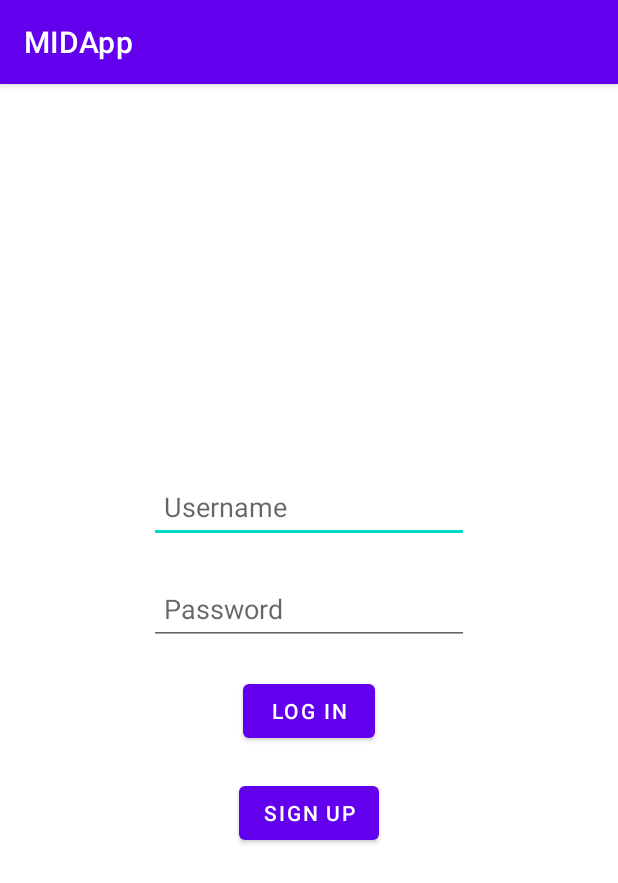
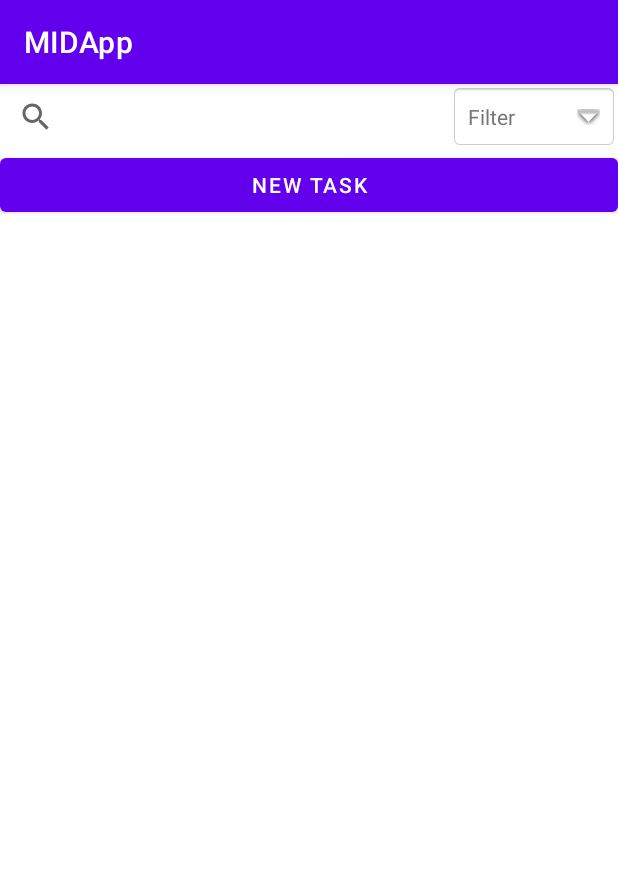
Before and after one commit to BoasG/MIDApp, an Android app: the screen it shows after launch (LoginActivity before the commit, TaskActivity after it), on a phone screen of 412 x 824 dp. Shown: the top 883 px of the screen. Run offline under Robolectric (Android 15) with nearby library versions, the phone set to English and light mode, and no system bars.

```diff
--- a/app/src/main/AndroidManifest.xml
+++ b/app/src/main/AndroidManifest.xml
@@ -10,10 +10,13 @@
         android:supportsRtl="true"
         android:theme="@style/Theme.MIDApp">
         <activity
+            android:name=".LoginActivity"
+            android:exported="true" />
+        <activity
             android:name=".MainActivity"
             android:exported="true" />
         <activity
-            android:name=".LoginActivity"
+            android:name=".TaskActivity"
             android:exported="true">
             <intent-filter>
                 <action android:name="android.intent.action.MAIN" />
--- /dev/null
+++ b/app/src/main/java/is/hi/midapp/TaskActivity.java
@@ -0,0 +1,112 @@
+package is.hi.midapp;
+
+import android.content.DialogInterface;
+import android.os.Bundle;
+import android.view.View;
+import android.widget.TextView;
+
+import androidx.appcompat.app.AlertDialog;
+import androidx.appcompat.app.AppCompatActivity;
+
+import java.util.ArrayList;
+import java.util.Collections;
+
+public class TaskActivity extends AppCompatActivity {
+
+    // initialize variables
+    TextView textView;
+    boolean[] selectedLanguage;
+    ArrayList<Integer> langList = new ArrayList<>();
+    String[] langArray = {"Priority", "Household chores", "Training and Competition", "Schoolwork", "Work", "Hobbies","Self Care","Family","Friends","Not Started","In progress", "Completed"};
+
+    @Override
+    protected void onCreate(Bundle savedInstanceState) {
+        super.onCreate(savedInstanceState);
+        setContentView(R.layout.activity_task);
+
+        // assign variable
+        textView = findViewById(R.id.filter);
+
+        // initialize selected language array
+        selectedLanguage = new boolean[langArray.length];
+
+        textView.setOnClickListener(new View.OnClickListener() {
+            @Override
+            public void onClick(View view) {
+
+                // Initialize alert dialog
+                AlertDialog.Builder builder = new AlertDialog.Builder(TaskActivity.this);
+
+                // set title
+                builder.setTitle("Select Filters");
+
+                // set dialog non cancelable
+                builder.setCancelable(false);
+
+                builder.setMultiChoiceItems(langArray, selectedLanguage, new DialogInterface.OnMultiChoiceClickListener() {
+                    @Override
+                    public void onClick(DialogInterface dialogInterface, int i, boolean b) {
+                        // check condition
+                        if (b) {
+                            // when checkbox selected
+                            // Add position in lang list
+                            langList.add(i);
+                            // Sort array list
+                            Collections.sort(langList);
+                        } else {
+                            // when checkbox unselected
+                            // Remove position from langList
+                            langList.remove(Integer.valueOf(i));
+                        }
+                    }
+                });
+
+                builder.setPositiveButton("OK", new DialogInterface.OnClickListener() {
+                    @Override
+                    public void onClick(DialogInterface dialogInterface, int i) {
+                        // Initialize string builder
+                        StringBuilder stringBuilder = new StringBuilder();
+                        // use for loop
+                        for (int j = 0; j < langList.size(); j++) {
+                            // concat array value
+                            stringBuilder.append(langArray[langList.get(j)]);
+                            // check condition
+                            if (j != langList.size() - 1) {
+                                // When j value not equal
+                                // to lang list size - 1
+                                // add comma
+                                stringBuilder.append(", ");
+                            }
+                        }
+                        // set text on textView
+                        textView.setText(stringBuilder.toString());
+                    }
+                });
+
+                builder.setNegativeButton("Cancel", new DialogInterface.OnClickListener() {
+                    @Override
+                    public void onClick(DialogInterface dialogInterface, int i) {
+                        // dismiss dialog
+                        dialogInterface.dismiss();
+                    }
+                });
+                builder.setNeutralButton("Clear All", new DialogInterface.OnClickListener() {
+                    @Override
+                    public void onClick(DialogInterface dialogInterface, int i) {
+                        // use for loop
+                        for (int j = 0; j < selectedLanguage.length; j++) {
+                            // remove all selection
+                            selectedLanguage[j] = false;
+                            // clear language list
+                            langList.clear();
+                            // clear text view value
+                            textView.setText("");
+                        }
+                    }
+                });
+                // show dialog
+                builder.show();
+            }
+        });
+    }
+}
--- /dev/null
+++ b/app/src/main/res/layout/activity_task.xml
@@ -0,0 +1,46 @@
+<?xml version="1.0" encoding="utf-8"?>
+<LinearLayout xmlns:android="http://schemas.android.com/apk/res/android"
+    xmlns:app="http://schemas.android.com/apk/res-auto"
+    xmlns:tools="http://schemas.android.com/tools"
+    android:layout_width="match_parent"
+    android:layout_height="match_parent"
+    tools:context=".TaskActivity"
+    tools:visibility="visible"
+    android:gravity="center"
+    android:orientation="vertical">
+
+    <LinearLayout
+        android:layout_width="match_parent"
+        android:layout_height="wrap_content"
+        android:orientation="horizontal">
+
+        <SearchView
+            android:id="@+id/search"
+            android:layout_width="wrap_content"
+            android:layout_height="match_parent"
+            android:minWidth="300dp">
+
+        </SearchView>
+
+        <TextView
+            android:id="@+id/filter"
+            android:layout_width="match_parent"
+            android:layout_height="wrap_content"
+            android:background="@android:drawable/editbox_background"
+            android:drawablePadding="16dp"
+            android:hint="@string/filter"
+            android:padding="12dp"
+            android:textColorHint="#757575"
+            app:drawableRightCompat="@android:drawable/arrow_down_float" />
+    </LinearLayout>
+
+    <Button
+        android:id="@+id/new_task"
+        android:layout_width="match_parent"
+        android:layout_height="wrap_content"
+        android:text="@string/new_task" />
+
+    <ListView
+        android:layout_width="match_parent"
+        android:layout_height="match_parent" />
+</LinearLayout>
--- a/app/src/main/res/values/strings.xml
+++ b/app/src/main/res/values/strings.xml
@@ -4,8 +4,8 @@
     <string name="username">Username</string>
     <string name="login_button">Log In</string>
     <string name="signup_button">Sign Up</string>
-
-
+    <string name="filter">Filter</string>
+    <string name="new_task">New Task</string>
 
 
     <string name="title_activity_login">LoginActivity</string>
```
